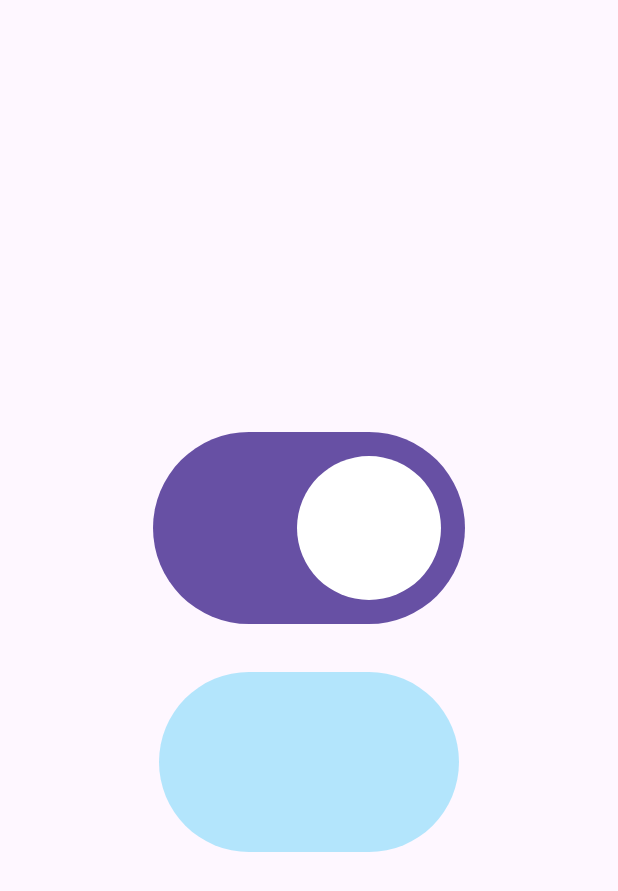
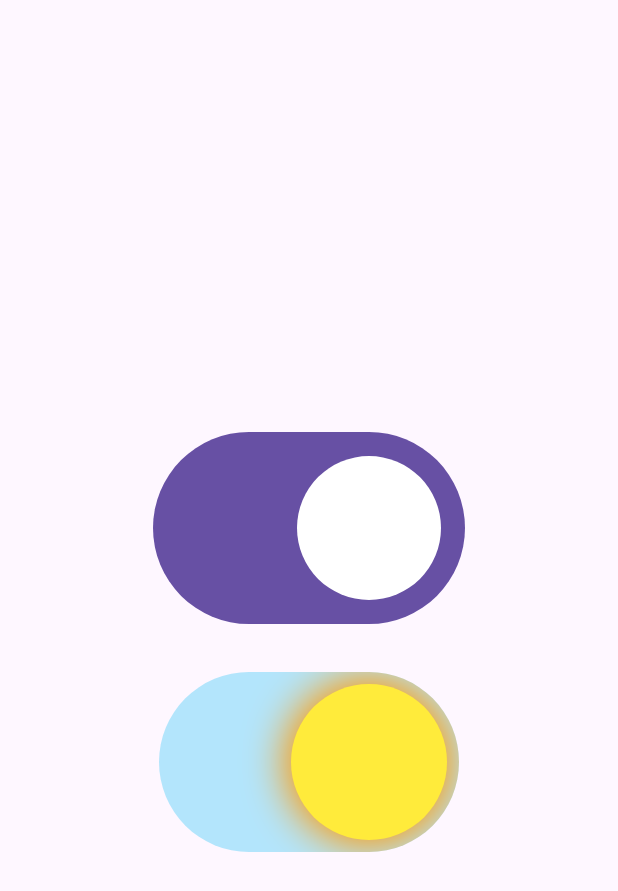
Before and after one commit to lowy-10pines/charla-que-tan-dificil-puede-ser, a Flutter app: the screen it shows after launch, on a phone screen of 412 x 824 dp. Shown: the top 891 px of the screen. Run offline on Flutter 3.47's test engine with Material 2 defaults, Android fonts, the phone set to English and light mode, and no system bars.

Commit message:
Knob simple

```diff
--- a/lib/fancy_switch.dart
+++ b/lib/fancy_switch.dart
@@ -1,4 +1,5 @@
 import 'package:fancy_switch/widget/background.dart';
+import 'package:fancy_switch/widget/knob.dart';
 import 'package:flutter/material.dart';
 
 class FancySwitch extends StatefulWidget {
@@ -15,7 +16,7 @@ class _FancySwitchState extends State<FancySwitch>
     with TickerProviderStateMixin {
   late final AnimationController _controller = AnimationController(
     vsync: this,
-    duration: const Duration(milliseconds: 500),
+    duration: const Duration(milliseconds: 200),
   );
 
   Animation<double> get curvedAnimation => CurvedAnimation(
@@ -62,7 +63,9 @@ class _FancySwitchState extends State<FancySwitch>
           },
           child: Background(
             animation: curvedAnimation,
-            child: Stack(children: []),
+            child: Stack(children: [
+              Knob(animation: curvedAnimation),
+            ]),
           ),
         ),
       ),
--- /dev/null
+++ b/lib/widget/knob.dart
@@ -0,0 +1,45 @@
+import 'package:flutter/material.dart';
+
+class Knob extends StatelessWidget {
+  final Animation<double> animation;
+  const Knob({
+    super.key,
+    required this.animation,
+  });
+
+  DecorationTween get decorationsTween => DecorationTween(
+        begin: const ShapeDecoration(
+          color: Colors.white,
+          shape: CircleBorder(),
+          shadows: <BoxShadow>[
+            BoxShadow(color: Colors.grey, blurRadius: 10.0, spreadRadius: 3.0),
+          ],
+        ),
+        end: const ShapeDecoration(
+          color: Colors.yellow,
+          shape: CircleBorder(),
+          shadows: <BoxShadow>[
+            BoxShadow(color: Colors.orange, blurRadius: 5.0, spreadRadius: 1.0),
+          ],
+        ),
+      );
+
+  AlignmentTween get alignmentTween => AlignmentTween(
+        begin: Alignment.centerLeft,
+        end: Alignment.centerRight,
+      );
+
+  @override
+  Widget build(BuildContext context) {
+    return Padding(
+      padding: const EdgeInsets.all(2),
+      child: AlignTransition(
+        alignment: alignmentTween.animate(animation),
+        child: DecoratedBoxTransition(
+          decoration: decorationsTween.animate(animation),
+          child: const AspectRatio(aspectRatio: 1),
+        ),
+      ),
+    );
+  }
+}
```
